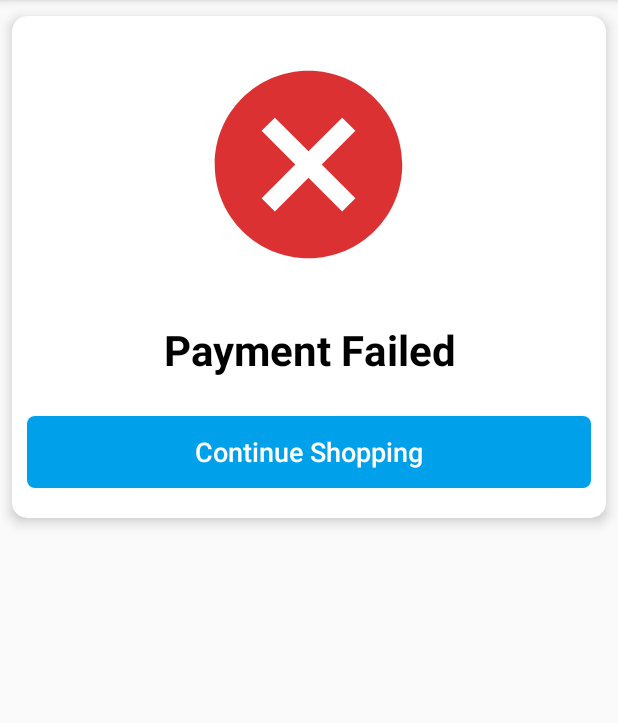
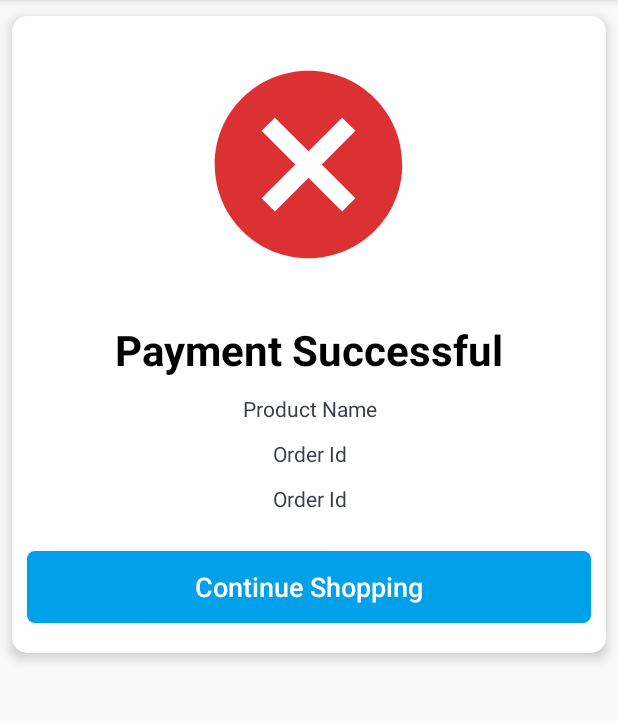
Before and after one commit to sahilm9620/AR-Shopping-Application, an Android app: the PaymentResultActivity screen opened directly, with no data from a screen before it, on a phone screen of 412 x 824 dp, the part 84-807 px from its top. Run offline under Robolectric (Android 15) with nearby library versions, the phone set to English and light mode, and no system bars; our stand-ins replace data binding; libraries missing offline, so code that uses them is left out: com.razorpay; 2 statements that could not run were skipped.

Commit message:
changed in payment activity

```diff
--- a/app/src/main/java/com/shopping_point/user_shopping_point/view/OrderProductActivity.java
+++ b/app/src/main/java/com/shopping_point/user_shopping_point/view/OrderProductActivity.java
@@ -146,9 +146,9 @@
     public void onPaymentError(int i, String s, PaymentData paymentData) {
         Intent paymentResultIntent = new Intent(OrderProductActivity.this, PaymentResultActivity.class);
 
-        paymentResultIntent.putExtra(PRODUCT, (product));
+       // paymentResultIntent.putExtra(PRODUCT, (product));
 
-        paymentResultIntent.putExtra("paymentStatus", "failed");
+       // paymentResultIntent.putExtra("paymentStatus", "failed");
         startActivity( paymentResultIntent);
     }
 
--- a/app/src/main/java/com/shopping_point/user_shopping_point/view/PaymentResultActivity.java
+++ b/app/src/main/java/com/shopping_point/user_shopping_point/view/PaymentResultActivity.java
@@ -17,7 +17,7 @@
 
 public class PaymentResultActivity extends AppCompatActivity {
 private ActivityPaymentResultBinding binding;
-String paymentStatus;
+Bundle paymentStatus;
 Product product;
     @Override
     protected void onCreate(Bundle savedInstanceState) {
@@ -25,33 +25,33 @@
 
         loadLocale(this);
         binding = DataBindingUtil.setContentView(this, R.layout.activity_payment_result);
+        paymentStatus = getIntent().getExtras().getBundle("paymentStatus");
 
-        paymentStatus = getIntent().getParcelableExtra("paymentStatus");
-        product = getIntent().getParcelableExtra(PRODUCT);
+       // product = getIntent().getParcelableExtra(PRODUCT);
 
         if(paymentStatus.equals("success"))
         {
 
             binding.imgPaymentResult.setImageResource(R.drawable.ic_payment_sucess);
-            binding.paymentStatus.setText("Payment Successful");
-            binding.txvPaymentOrderId.setVisibility(View.GONE);
-            binding.txvPaymentAmmount.setText(product.getProductPrice() + " ₹ ");
-            binding.txvPaymentProductName.setText(product.getProductName());
+//            binding.paymentStatus.setText("Payment Successful");
+//            binding.txvPaymentOrderId.setVisibility(View.GONE);
+//            binding.txvPaymentAmmount.setText(product.getProductPrice() + " ₹ ");
+//            binding.txvPaymentProductName.setText(product.getProductName());
 
         }else
         {
 
-
-            binding.imgPaymentResult.setImageResource(R.drawable.ic_payment_failed);
-            binding.paymentStatus.setText("Payment Failed");
-            binding.txvPaymentOrderId.setVisibility(View.GONE);
-            binding.txvPaymentAmmount.setVisibility(View.GONE);;
-            binding.txvPaymentProductName.setVisibility(View.GONE);;
-
-
-
-
-
+//
+           binding.imgPaymentResult.setImageResource(R.drawable.ic_payment_failed);
+////            binding.paymentStatus.setText("Payment Failed");
+////            binding.txvPaymentOrderId.setVisibility(View.GONE);
+////            binding.txvPaymentAmmount.setVisibility(View.GONE);;
+////            binding.txvPaymentProductName.setVisibility(View.GONE);;
+//
+//
+//
+//
+//
         }
 
         binding.btnHome.setOnClickListener(new View.OnClickListener() {
```
